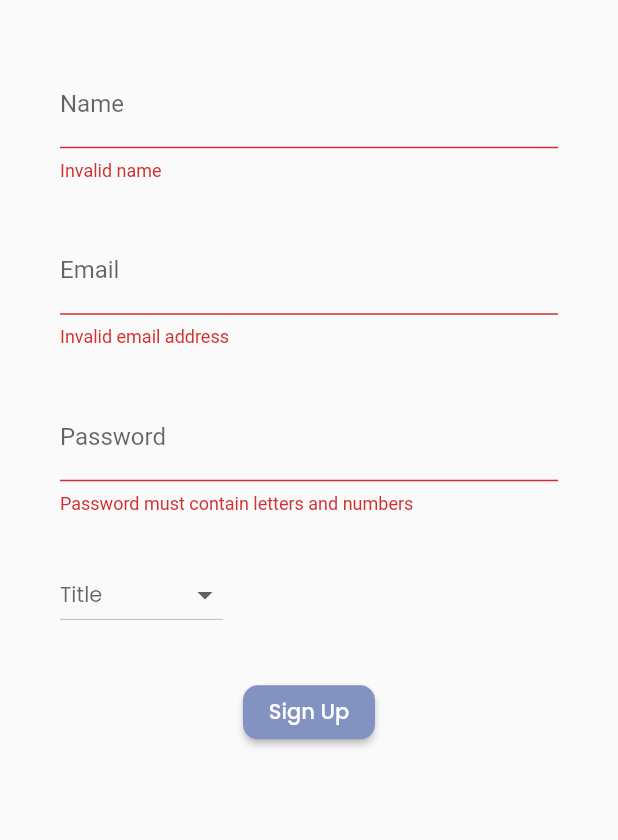
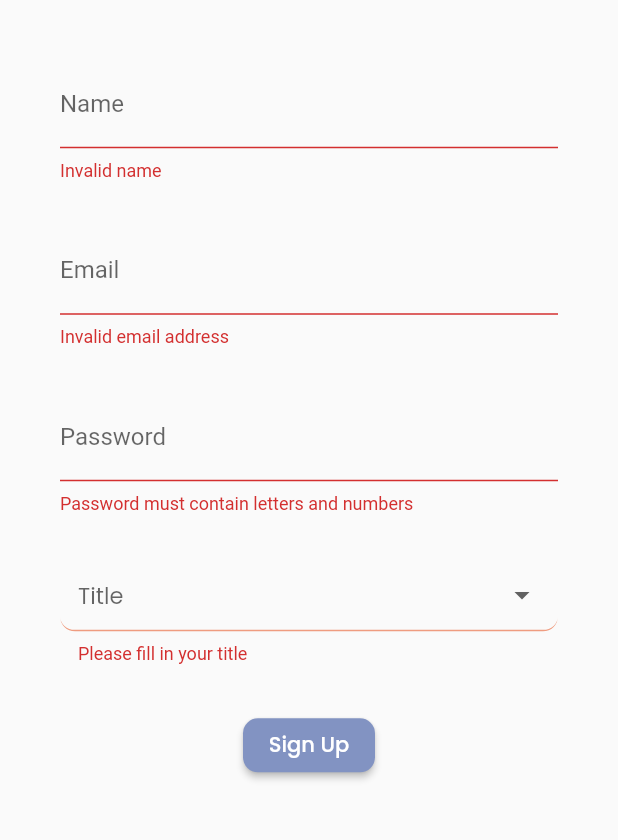
Before and after one commit to ADryInkCartridge/TCaptiosus, a Flutter app: the SignUp screen opened by its route, after a tap on "Sign Up", on a phone screen of 412 x 824 dp, the part 276-1116 px from its top. Run offline on Flutter 3.47's test engine with Material 2 defaults, Android fonts, the phone set to English and light mode, and no system bars; our stand-ins replace cloud_firestore, email_validator, firebase_auth, firebase_storage, hexcolor, image_picker; accounts and stored records are empty; network calls fail.

```diff
--- a/lib/Home.dart
+++ b/lib/Home.dart
@@ -199,7 +199,7 @@ class _HomePageState extends State<HomePage> {
                     ),
                     Center(
                       child: GestureDetector(
-                        child: Icon(Icons.ac_unit),
+                        child: Icon(Icons.add),
                         onTap: () =>
                             Navigator.pushNamed(context, "/add_question"),
                       ),
--- a/lib/Login/signup.dart
+++ b/lib/Login/signup.dart
@@ -182,10 +182,22 @@ class _SignUpState extends State<SignUp> {
                       //   textInputAction: TextInputAction.next,
                       //   onEditingComplete: () => node.nextFocus(),
                       // ),
-                      Container(
-                        child: DropdownButton<String>(
-                          style: TextStyle(
-                            fontFamily: 'Poppins',
+                      DropdownButtonFormField<String>(
+                        decoration: InputDecoration(
+                          filled: true,
+                          fillColor: Colors.transparent,
+                          enabledBorder: OutlineInputBorder(
+                            borderRadius: BorderRadius.circular(10),
+                            borderSide: BorderSide(color: HexColor("ef9c80")),
+                          ),
+                          errorBorder: UnderlineInputBorder(
+                            borderRadius: BorderRadius.circular(10),
+                            borderSide: BorderSide(color: HexColor("ef9c80")),
+                          ),
+                          focusedBorder: UnderlineInputBorder(
+                            borderRadius: BorderRadius.circular(10),
+                            borderSide: BorderSide(color: HexColor("ef9c80")),
+                          ),
                         ),
                         items: [
                           DropdownMenuItem<String>(
@@ -214,16 +226,18 @@ class _SignUpState extends State<SignUp> {
                         onChanged: (String value) {
                           setState(() {
                             _value = value;
-                              if (value == "two") {
-                                status = true;
-                              } else {
-                                status = false;
-                              }
                           });
                         },
-                          hint: Text('Title'),
+                        hint: Text(
+                          'Title',
+                          style: TextStyle(
+                            fontSize: 15,
+                            fontFamily: 'Poppins',
+                          ),
+                        ),
                         value: _value,
-                        ),
+                        validator: (value) =>
+                            value == null ? 'Please fill in your title' : null,
                       ),
                       SizedBox(height: 30.0),
                       Center(
```
Also changed, not shown: lib/Card/questioncard.dart (+45 -13 lines), lib/Login/verification.dart (+4 -3 lines). Lines whose indentation alone changed are shown as unchanged.
